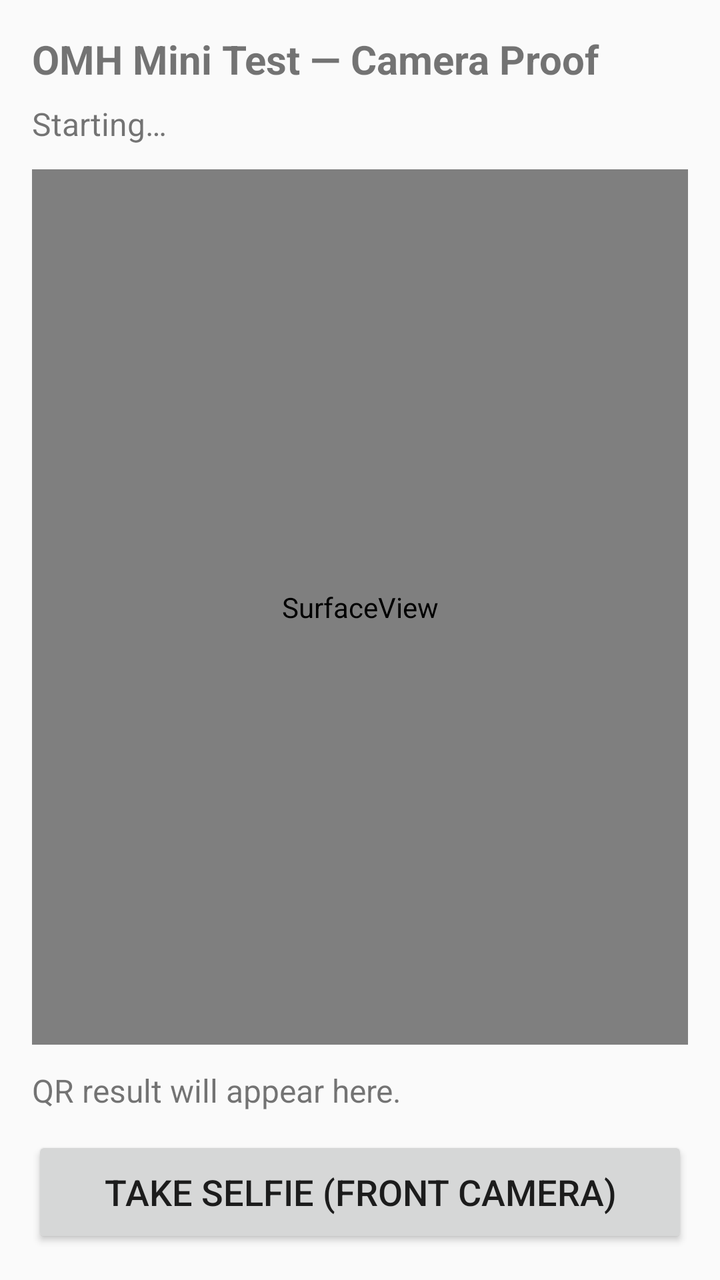
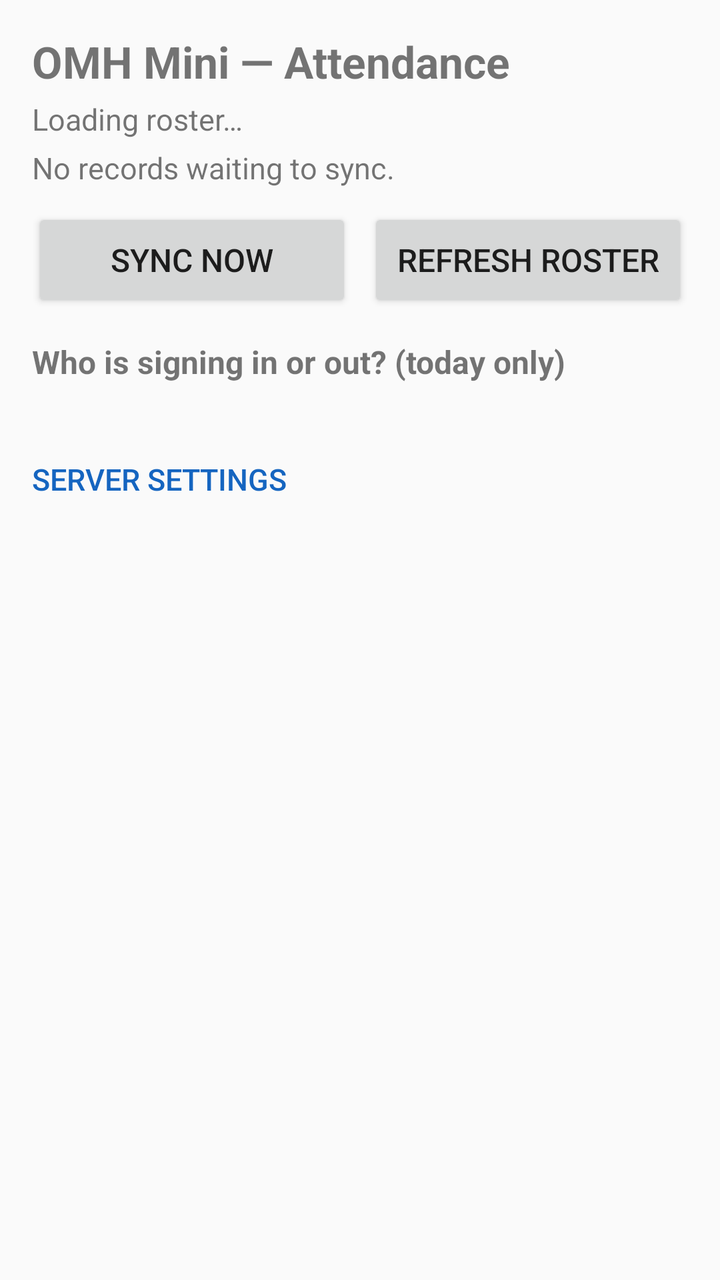

Compare the two renders of this Android layout. The source of the first and the diff that turns it into the second are given below.
<!-- AndroidManifest.xml: application theme android:Theme.Material.Light.NoActionBar -->
<!-- res/layout/activity_main.xml -->
<?xml version="1.0" encoding="utf-8"?>
<LinearLayout xmlns:android="http://schemas.android.com/apk/res/android"
    android:layout_width="match_parent"
    android:layout_height="match_parent"
    android:orientation="vertical"
    android:padding="16dp">

    <TextView
        android:layout_width="match_parent"
        android:layout_height="wrap_content"
        android:text="OMH Mini Test — Camera Proof"
        android:textSize="20sp"
        android:textStyle="bold" />

    <TextView
        android:id="@+id/statusText"
        android:layout_width="match_parent"
        android:layout_height="wrap_content"
        android:layout_marginTop="8dp"
        android:text="Starting…"
        android:textSize="16sp" />

    <FrameLayout
        android:layout_width="match_parent"
        android:layout_height="0dp"
        android:layout_weight="1"
        android:layout_marginTop="12dp"
        android:background="#222222">

        <SurfaceView
            android:id="@+id/previewView"
            android:layout_width="match_parent"
            android:layout_height="match_parent" />

        <ImageView
            android:id="@+id/photoView"
            android:layout_width="match_parent"
            android:layout_height="match_parent"
            android:scaleType="fitCenter"
            android:visibility="gone" />

    </FrameLayout>

    <TextView
        android:id="@+id/resultText"
        android:layout_width="match_parent"
        android:layout_height="wrap_content"
        android:layout_marginTop="12dp"
        android:text="QR result will appear here."
        android:textSize="16sp" />

    <Button
        android:id="@+id/captureButton"
        android:layout_width="match_parent"
        android:layout_height="wrap_content"
        android:layout_marginTop="12dp"
        android:text="Take selfie (front camera)"
        android:textSize="18sp"
        android:minHeight="56dp" />

    <Button
        android:id="@+id/retakeButton"
        android:layout_width="match_parent"
        android:layout_height="wrap_content"
        android:layout_marginTop="8dp"
        android:text="Retake selfie"
        android:textSize="18sp"
        android:minHeight="56dp"
        android:visibility="gone" />

    <Button
        android:id="@+id/toQrButton"
        android:layout_width="match_parent"
        android:layout_height="wrap_content"
        android:layout_marginTop="8dp"
        android:text="Continue to QR scan (back camera)"
        android:textSize="18sp"
        android:minHeight="56dp"
        android:visibility="gone" />

    <Button
        android:id="@+id/scanAgainButton"
        android:layout_width="match_parent"
        android:layout_height="wrap_content"
        android:layout_marginTop="8dp"
        android:text="Scan again"
        android:textSize="18sp"
        android:minHeight="56dp"
        android:visibility="gone" />

</LinearLayout>
<!-- resources referenced by this layout -->
<resources>

</resources>

<!-- the commit's change to res/layout/activity_main.xml (unified diff, before → after) -->
@@ -1,91 +1,363 @@
 <?xml version="1.0" encoding="utf-8"?>
-<LinearLayout xmlns:android="http://schemas.android.com/apk/res/android"
+<ScrollView xmlns:android="http://schemas.android.com/apk/res/android"
     android:layout_width="match_parent"
-    android:layout_height="match_parent"
-    android:orientation="vertical"
-    android:padding="16dp">
-
-    <TextView
+    android:layout_height="match_parent">
+
+    <LinearLayout
         android:layout_width="match_parent"
         android:layout_height="wrap_content"
-        android:text="OMH Mini Test — Camera Proof"
-        android:textSize="20sp"
-        android:textStyle="bold" />
-
-    <TextView
-        android:id="@+id/statusText"
-        android:layout_width="match_parent"
-        android:layout_height="wrap_content"
-        android:layout_marginTop="8dp"
-        android:text="Starting…"
-        android:textSize="16sp" />
-
-    <FrameLayout
-        android:layout_width="match_parent"
-        android:layout_height="0dp"
-        android:layout_weight="1"
-        android:layout_marginTop="12dp"
-        android:background="#222222">
-
-        <SurfaceView
-            android:id="@+id/previewView"
-            android:layout_width="match_parent"
-            android:layout_height="match_parent" />
-
-        <ImageView
-            android:id="@+id/photoView"
-            android:layout_width="match_parent"
-            android:layout_height="match_parent"
-            android:scaleType="fitCenter"
-            android:visibility="gone" />
-
-    </FrameLayout>
-
-    <TextView
-        android:id="@+id/resultText"
-        android:layout_width="match_parent"
-        android:layout_height="wrap_content"
-        android:layout_marginTop="12dp"
-        android:text="QR result will appear here."
-        android:textSize="16sp" />
-
-    <Button
-        android:id="@+id/captureButton"
-        android:layout_width="match_parent"
-        android:layout_height="wrap_content"
-        android:layout_marginTop="12dp"
-        android:text="Take selfie (front camera)"
-        android:textSize="18sp"
-        android:minHeight="56dp" />
-
-    <Button
-        android:id="@+id/retakeButton"
-        android:layout_width="match_parent"
-        android:layout_height="wrap_content"
-        android:layout_marginTop="8dp"
-        android:text="Retake selfie"
-        android:textSize="18sp"
-        android:minHeight="56dp"
-        android:visibility="gone" />
-
-    <Button
-        android:id="@+id/toQrButton"
-        android:layout_width="match_parent"
-        android:layout_height="wrap_content"
-        android:layout_marginTop="8dp"
-        android:text="Continue to QR scan (back camera)"
-        android:textSize="18sp"
-        android:minHeight="56dp"
-        android:visibility="gone" />
-
-    <Button
-        android:id="@+id/scanAgainButton"
-        android:layout_width="match_parent"
-        android:layout_height="wrap_content"
-        android:layout_marginTop="8dp"
-        android:text="Scan again"
-        android:textSize="18sp"
-        android:minHeight="56dp"
-        android:visibility="gone" />
-
-</LinearLayout>
+        android:orientation="vertical"
+        android:padding="16dp">
+
+        
+        <LinearLayout
+            android:id="@+id/homeGroup"
+            android:layout_width="match_parent"
+            android:layout_height="wrap_content"
+            android:orientation="vertical">
+
+            <TextView
+                android:layout_width="match_parent"
+                android:layout_height="wrap_content"
+                android:text="OMH Mini — Attendance"
+                android:textSize="22sp"
+                android:textStyle="bold" />
+
+            <TextView
+                android:id="@+id/rosterInfoText"
+                android:layout_width="match_parent"
+                android:layout_height="wrap_content"
+                android:layout_marginTop="4dp"
+                android:text="Loading roster…"
+                android:textSize="15sp" />
+
+            <TextView
+                android:id="@+id/queueText"
+                android:layout_width="match_parent"
+                android:layout_height="wrap_content"
+                android:layout_marginTop="4dp"
+                android:text="No records waiting to sync."
+                android:textSize="15sp" />
+
+            <LinearLayout
+                android:layout_width="match_parent"
+                android:layout_height="wrap_content"
+                android:layout_marginTop="10dp"
+                android:orientation="horizontal">
+
+                <Button
+                    android:id="@+id/syncButton"
+                    android:layout_width="0dp"
+                    android:layout_height="wrap_content"
+                    android:layout_weight="1"
+                    android:text="Sync now"
+                    android:textSize="16sp"
+                    android:minHeight="52dp" />
+
+                <Button
+                    android:id="@+id/refreshButton"
+                    android:layout_width="0dp"
+                    android:layout_height="wrap_content"
+                    android:layout_marginStart="8dp"
+                    android:layout_weight="1"
+                    android:text="Refresh roster"
+                    android:textSize="16sp"
+                    android:minHeight="52dp" />
+
+            </LinearLayout>
+
+            <TextView
+                android:layout_width="match_parent"
+                android:layout_height="wrap_content"
+                android:layout_marginTop="14dp"
+                android:text="Who is signing in or out? (today only)"
+                android:textSize="16sp"
+                android:textStyle="bold" />
+
+            <LinearLayout
+                android:id="@+id/staffList"
+                android:layout_width="match_parent"
+                android:layout_height="wrap_content"
+                android:layout_marginTop="8dp"
+                android:orientation="vertical" />
+
+            <Button
+                android:id="@+id/settingsButton"
+                android:layout_width="wrap_content"
+                android:layout_height="wrap_content"
+                android:layout_marginTop="16dp"
+                android:background="@null"
+                android:text="Server settings"
+                android:textColor="#1565C0"
+                android:textSize="15sp" />
+
+        </LinearLayout>
+
+        
+        <LinearLayout
+            android:id="@+id/setupGroup"
+            android:layout_width="match_parent"
+            android:layout_height="wrap_content"
+            android:orientation="vertical"
+            android:visibility="gone">
+
+            <TextView
+                android:layout_width="match_parent"
+                android:layout_height="wrap_content"
+                android:text="Server settings"
+                android:textSize="22sp"
+                android:textStyle="bold" />
+
+            <TextView
+                android:layout_width="match_parent"
+                android:layout_height="wrap_content"
+                android:layout_marginTop="8dp"
+                android:text="Set up once by the super admin. The kiosk token is the facility secret — never share it or show it to staff."
+                android:textSize="15sp" />
+
+            <TextView
+                android:layout_width="match_parent"
+                android:layout_height="wrap_content"
+                android:layout_marginTop="16dp"
+                android:text="Server address"
+                android:textSize="15sp"
+                android:textStyle="bold" />
+
+            <EditText
+                android:id="@+id/serverUrlEdit"
+                android:layout_width="match_parent"
+                android:layout_height="wrap_content"
+                android:layout_marginTop="4dp"
+                android:hint="https://omh.teta.dpdns.org"
+                android:inputType="textUri"
+                android:textSize="16sp"
+                android:minHeight="52dp" />
+
+            <TextView
+                android:layout_width="match_parent"
+                android:layout_height="wrap_content"
+                android:layout_marginTop="16dp"
+                android:text="Kiosk token"
+                android:textSize="15sp"
+                android:textStyle="bold" />
+
+            <EditText
+                android:id="@+id/tokenEdit"
+                android:layout_width="match_parent"
+                android:layout_height="wrap_content"
+                android:layout_marginTop="4dp"
+                android:hint="Paste the kiosk token here"
+                android:inputType="textPassword"
+                android:textSize="16sp"
+                android:minHeight="52dp" />
+
+            <Button
+                android:id="@+id/saveSetupButton"
+                android:layout_width="match_parent"
+                android:layout_height="wrap_content"
+                android:layout_marginTop="16dp"
+                android:text="Save and test connection"
+                android:textSize="18sp"
+                android:minHeight="56dp" />
+
+            <TextView
+                android:id="@+id/setupStatusText"
+                android:layout_width="match_parent"
+                android:layout_height="wrap_content"
+                android:layout_marginTop="10dp"
+                android:text=""
+                android:textSize="15sp" />
+
+            <Button
+                android:id="@+id/setupBackButton"
+                android:layout_width="match_parent"
+                android:layout_height="wrap_content"
+                android:layout_marginTop="8dp"
+                android:text="Back"
+                android:textSize="16sp"
+                android:minHeight="52dp"
+                android:visibility="gone" />
+
+        </LinearLayout>
+
+        
+        <LinearLayout
+            android:id="@+id/detailGroup"
+            android:layout_width="match_parent"
+            android:layout_height="wrap_content"
+            android:orientation="vertical"
+            android:visibility="gone">
+
+            <TextView
+                android:id="@+id/detailName"
+                android:layout_width="match_parent"
+                android:layout_height="wrap_content"
+                android:text=""
+                android:textSize="22sp"
+                android:textStyle="bold" />
+
+            <TextView
+                android:id="@+id/detailDuty"
+                android:layout_width="match_parent"
+                android:layout_height="wrap_content"
+                android:layout_marginTop="8dp"
+                android:text=""
+                android:textSize="16sp" />
+
+            <TextView
+                android:id="@+id/detailTeam"
+                android:layout_width="match_parent"
+                android:layout_height="wrap_content"
+                android:layout_marginTop="8dp"
+                android:text=""
+                android:textSize="16sp" />
+
+            <Button
+                android:id="@+id/signInButton"
+                android:layout_width="match_parent"
+                android:layout_height="wrap_content"
+                android:layout_marginTop="20dp"
+                android:text="Sign in"
+                android:textSize="18sp"
+                android:minHeight="56dp" />
+
+            <Button
+                android:id="@+id/signOutButton"
+                android:layout_width="match_parent"
+                android:layout_height="wrap_content"
+                android:layout_marginTop="8dp"
+                android:text="Sign out"
+                android:textSize="18sp"
+                android:minHeight="56dp" />
+
+            <Button
+                android:id="@+id/detailBackButton"
+                android:layout_width="match_parent"
+                android:layout_height="wrap_content"
+                android:layout_marginTop="8dp"
+                android:text="Back to names"
+                android:textSize="16sp"
+                android:minHeight="52dp" />
+
+        </LinearLayout>
+
+        
+        <LinearLayout
+            android:id="@+id/cameraGroup"
+            android:layout_width="match_parent"
+            android:layout_height="wrap_content"
+            android:orientation="vertical"
+            android:visibility="gone">
+
+            <TextView
+                android:id="@+id/statusText"
+                android:layout_width="match_parent"
+                android:layout_height="wrap_content"
+                android:text="Starting…"
+                android:textSize="16sp" />
+
+            <FrameLayout
+                android:layout_width="match_parent"
+                android:layout_height="380dp"
+                android:layout_marginTop="12dp"
+                android:background="#222222">
+
+                <SurfaceView
+                    android:id="@+id/previewView"
+                    android:layout_width="match_parent"
+                    android:layout_height="match_parent" />
+
+                <ImageView
+                    android:id="@+id/photoView"
+                    android:layout_width="match_parent"
+                    android:layout_height="match_parent"
+                    android:scaleType="fitCenter"
+                    android:visibility="gone" />
+
+            </FrameLayout>
+
+            <TextView
+                android:id="@+id/resultText"
+                android:layout_width="match_parent"
+                android:layout_height="wrap_content"
+                android:layout_marginTop="12dp"
+                android:text=""
+                android:textSize="16sp" />
+
+            <Button
+                android:id="@+id/captureButton"
+                android:layout_width="match_parent"
+                android:layout_height="wrap_content"
+                android:layout_marginTop="12dp"
+                android:text="Take selfie (front camera)"
+                android:textSize="18sp"
+                android:minHeight="56dp" />
+
+            <Button
+                android:id="@+id/retakeButton"
+                android:layout_width="match_parent"
+                android:layout_height="wrap_content"
+                android:layout_marginTop="8dp"
+                android:text="Retake selfie"
+                android:textSize="18sp"
+                android:minHeight="56dp"
+                android:visibility="gone" />
+
+            <Button
+                android:id="@+id/toQrButton"
+                android:layout_width="match_parent"
+                android:layout_height="wrap_content"
+                android:layout_marginTop="8dp"
+                android:text="Continue to QR scan (back camera)"
+                android:textSize="18sp"
+                android:minHeight="56dp"
+                android:visibility="gone" />
+
+            <Button
+                android:id="@+id/cameraBackButton"
+                android:layout_width="match_parent"
+                android:layout_height="wrap_content"
+                android:layout_marginTop="8dp"
+                android:text="Cancel"
+                android:textSize="16sp"
+                android:minHeight="52dp" />
+
+        </LinearLayout>
+
+        
+        <LinearLayout
+            android:id="@+id/doneGroup"
+            android:layout_width="match_parent"
+            android:layout_height="wrap_content"
+            android:orientation="vertical"
+            android:visibility="gone">
+
+            <TextView
+                android:id="@+id/doneText"
+                android:layout_width="match_parent"
+                android:layout_height="wrap_content"
+                android:text=""
+                android:textSize="20sp"
+                android:textStyle="bold" />
+
+            <TextView
+                android:id="@+id/doneDetailText"
+                android:layout_width="match_parent"
+                android:layout_height="wrap_content"
+                android:layout_marginTop="10dp"
+                android:text=""
+                android:textSize="16sp" />
+
+            <Button
+                android:id="@+id/doneButton"
+                android:layout_width="match_parent"
+                android:layout_height="wrap_content"
+                android:layout_marginTop="20dp"
+                android:text="Done"
+                android:textSize="18sp"
+                android:minHeight="56dp" />
+
+        </LinearLayout>
+
+    </LinearLayout>
+</ScrollView>
